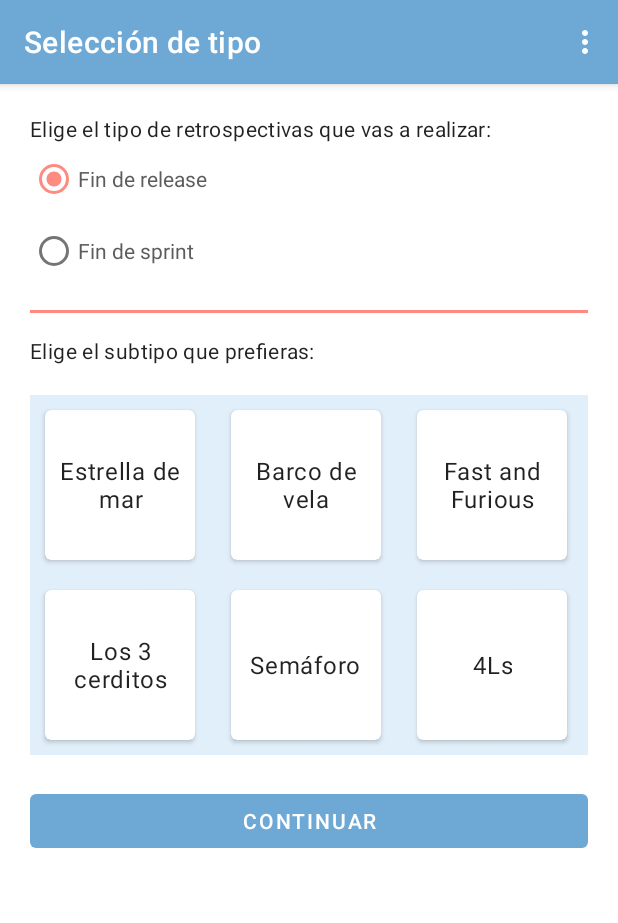
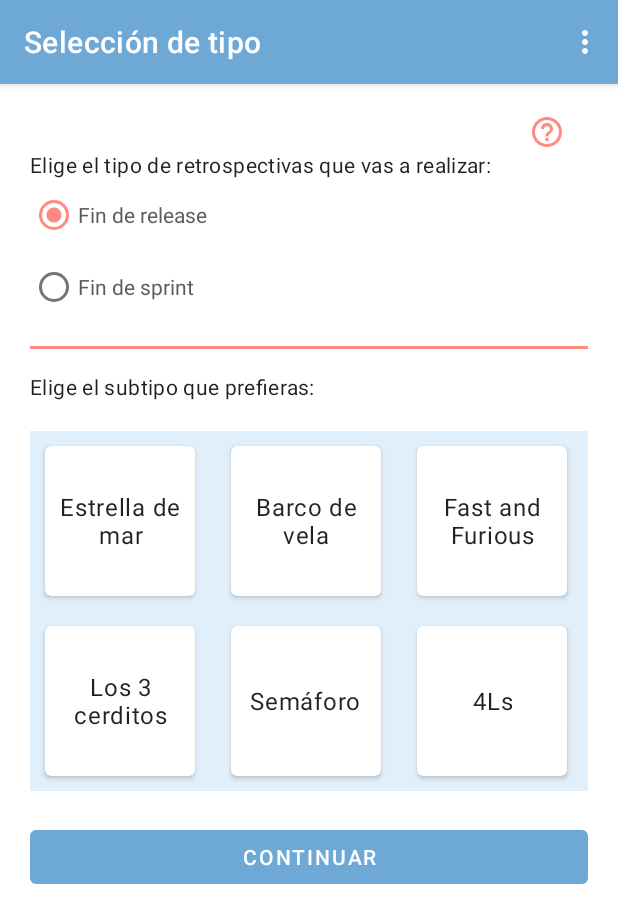
Before and after one commit to Albertocalib/RetroHub, an Android app: the MainFragment screen opened through its navigation route, after a tap on an icon or button, on a phone screen of 412 x 824 dp. Shown: the top 923 px of the screen. Run offline under Robolectric (Android 15) with nearby library versions, the phone set to English and light mode, and no system bars; our stand-ins replace Room's generated code; Roboto replaces fonts that are not available here; 2 statements that could not run were skipped; 1 other tap on this screen came first.

Commit message:
add team carousel and help icons

```diff
--- a/app/src/main/java/com/example/retrohub/view/PersonalAreaFragment.kt
+++ b/app/src/main/java/com/example/retrohub/view/PersonalAreaFragment.kt
@@ -13,6 +13,7 @@ import com.example.retrohub.extensions.toLowerCaseLocale
 import com.example.retrohub.model_view.PersonalAreaViewModel
 import com.example.retrohub.model_view.UserDataViewModel
 import com.example.retrohub.view.mobile.Retro
+import com.example.retrohub.view.mobile.RetroSubTypes
 import com.example.retrohub.view.mobile.User
 import kotlinx.android.synthetic.main.fragment_personal_area_view.*
 import org.koin.android.ext.android.inject
@@ -49,10 +50,11 @@ class PersonalAreaFragment : MainActivity.RetroHubFragment(R.layout.fragment_per
                 Toast.makeText(requireContext(),R.string.commingSoon,Toast.LENGTH_SHORT).show()
             }
         } else {
-            best_retro_name.text = list.groupingBy { it.subtype }
+            val subtype = list.groupingBy { it.subtype }
                 .eachCount()
                 .maxByOrNull { it.value }
-                ?.key
+                ?.key ?: ""
+            best_retro_name.text = getString(RetroSubTypes.valueOf(subtype).res)
         }
         loading_view.isVisible = false
     }
--- a/app/src/main/java/com/example/retrohub/view/RegisterFragment.kt
+++ b/app/src/main/java/com/example/retrohub/view/RegisterFragment.kt
@@ -66,7 +66,7 @@ class RegisterFragment : MainActivity.RetroHubFragment(R.layout.fragment_registe
             validText(name_input) { true }.also { validated = it != "" },
             validText(lastname_input) { true }.also { validated = it != "" },
             validText(user_name_input) { true }.also { validated = it != "" },
-            false,
+            yes_option.isChecked,
             validText(document_input, pattern = ::isDocumentValid).also { validated = it != "" },
             getString(if (nie_option.isChecked) R.string.nie else R.string.nif).also { validated = it != "" },
             validText(password_input) { true }.also { validated = it != "" },
--- a/app/src/main/java/com/example/retrohub/view/SelectionTypeFragment.kt
+++ b/app/src/main/java/com/example/retrohub/view/SelectionTypeFragment.kt
@@ -18,7 +18,10 @@ import com.example.retrohub.model_view.PersistedRetroViewModel
 import com.example.retrohub.model_view.State
 import com.example.retrohub.view.mobile.RetroSubTypes
 import com.example.retrohub.view.mobile.RetroType
+import kotlinx.android.synthetic.main.fragment_empty_view.*
 import kotlinx.android.synthetic.main.fragment_selection_type.*
+import kotlinx.android.synthetic.main.fragment_selection_type.help_icon
+import kotlinx.android.synthetic.main.fragment_selection_type.loading_view
 import kotlinx.android.synthetic.main.view_card_type.view.*
 import org.koin.android.ext.android.inject
 
@@ -43,6 +46,9 @@ class SelectionTypeFragment : MainActivity.RetroHubFragment(R.layout.fragment_se
         }
         viewModel.state.observe(viewLifecycleOwner, ::setState)
         next_step.setOnClickListener { viewModel.saveRetro(typeSelected.title,subtypeSelected.title) }
+        help_icon.setOnClickListener {
+            showDialog(R.string.title_help, R.string.message_help_type_view, R.string.accept_button) {}
+        }
     }
 
     private fun setState(state: State){
--- a/app/src/main/java/com/example/retrohub/view/TitleRetroFragment.kt
+++ b/app/src/main/java/com/example/retrohub/view/TitleRetroFragment.kt
@@ -18,8 +18,10 @@ import com.example.retrohub.model_view.PersistedViewModel
 import com.example.retrohub.model_view.State
 import com.example.retrohub.model_view.TeamViewModel
 import com.example.retrohub.view.mobile.Team
+import kotlinx.android.synthetic.main.fragment_selection_type.*
 import kotlinx.android.synthetic.main.fragment_selection_type.next_step
 import kotlinx.android.synthetic.main.fragment_title.*
+import kotlinx.android.synthetic.main.fragment_title.help_icon
 import kotlinx.android.synthetic.main.view_card_type.view.*
 import org.koin.android.ext.android.inject
 
@@ -38,6 +40,10 @@ class TitleRetroFragment : MainActivity.RetroHubFragment(R.layout.fragment_title
 
     override fun onViewCreated(view: View, savedInstanceState: Bundle?) {
         super.onViewCreated(view, savedInstanceState)
+        help_icon.setOnClickListener {
+            showDialog(R.string.title_help, R.string.message_help_title_view, R.string.accept_button) {}
+        }
+
         persistedUserViewModel.isScrumMaster().observe(viewLifecycleOwner) {
             teams_view.isVisible = false
             if(it.second) {
--- a/app/src/main/res/layout/fragment_personal_area_view.xml
+++ b/app/src/main/res/layout/fragment_personal_area_view.xml
@@ -292,8 +292,10 @@
             android:layout_height="wrap_content"
             android:fontFamily="@font/catamaran_medium"
             android:paddingTop="@dimen/m_margin"
-            android:text="@string/empty_message"
+            android:text="@string/empty_message_months"
             android:textSize="@dimen/m_text_size"
+            android:paddingStart="@dimen/m_margin"
+            android:paddingEnd="@dimen/m_margin"
             app:layout_constraintEnd_toEndOf="@+id/icon_empty_box"
             app:layout_constraintStart_toStartOf="@+id/icon_empty_box"
             app:layout_constraintTop_toBottomOf="@+id/icon_empty_box" />
--- a/app/src/main/res/layout/fragment_selection_type.xml
+++ b/app/src/main/res/layout/fragment_selection_type.xml
@@ -1,11 +1,21 @@
 <?xml version="1.0" encoding="utf-8"?>
 <LinearLayout xmlns:android="http://schemas.android.com/apk/res/android"
+    xmlns:app="http://schemas.android.com/apk/res-auto"
     android:id="@+id/fragment_container_selection_type"
     android:layout_width="match_parent"
     android:padding="@dimen/l_margin"
     android:background="@color/white"
     android:layout_height="match_parent"
     android:orientation="vertical">
+
+    <ImageView
+        android:id="@+id/help_icon"
+        android:layout_width="wrap_content"
+        android:layout_height="wrap_content"
+        android:layout_gravity="end"
+        android:tint="@color/colorAccent"
+        android:layout_marginEnd="@dimen/m_margin"
+        app:srcCompat="@drawable/ic_help" />
 
     <TextView
         android:id="@+id/label_type"
--- a/app/src/main/res/values/strings.xml
+++ b/app/src/main/res/values/strings.xml
@@ -4,6 +4,7 @@
     <string name="commingSoon">Próximamente</string>
     <string name="work_in_progress">Estamos trabajando en ello</string>
     <string name="empty_message">¡Ups! Parece que aún no tienes nada.</string>
+    <string name="empty_message_months">¡Ups! Parece que no tienes nada en los últimos dos meses.</string>
 
     <!-- Default values -->
     <string name="large_text">La Torralba, que lo supo, se fue tras él y seguíale a pie y descalza desde lejos, con un bordón en la mano y con unas alforjas al cuello, donde llevaba, según es fama, un pedazo de espejo y otro de un peine y no sé qué botecillo de mudas para la cara; mas llevase lo que llevase, que yo no me quiero meter ahora en averiguallo, solo diré que dicen que el pastor llegó con su ganado a pasar el río Guadiana, y en aquella sazón iba crecido y casi fuera de madre, y por la parte que llegó no había barca ni barco, ni quien le pasase a él ni a su ganado de la otra parte, de lo que se congojó mucho porque veía que la Torralba venía ya muy cerca y le había de dar mucha pesadumbre con sus ruegos y lágrimas; mas tanto anduvo mirando, que vio un pescador que tenía junto a sí un barco, tan pequeño, que solamente podían caber en él una persona y una cabra; y, con todo esto, le habló y concertó con él que le pasase a él y a trecientas cabras que llevaba. Entró el pescador en el barco y pasó una cabra; volvió y pasó otra; tornó a volver y tornó a pasar otra.» </string>
@@ -29,6 +30,7 @@
     <string name="name">Nombre</string>
     <string name="lastname">Apellidos</string>
     <string name="select_document_type">Selecciona el tipo de documento</string>
+    <string name="scrum_master_question">¿Eres Scrum Master?</string>
     <string name="nie">NIE</string>
     <string name="nif">NIF</string>
     <string name="document_number">Número de documento</string>
@@ -80,6 +82,8 @@
     <string name="fourl">4Ls</string>
     <string name="fast_and_furious">Fast and Furious</string>
     <string name="next_step">Continuar</string>
+    <string name="message_help_type_view">En esta pantalla puedes seleccionar el tipo de retrospectiva pulsando uno de los radio button que hay en la pantalla, solo se podrá seleccionar uno de ellos. \n \n Para la selección de subtipo se tendrá que pulsar el subtipo deseado. Cuando sea seleccionado el subtipo este se marcará con un icono de un check. \n \n Para continuar con el siguiente paso de la pantalla debe pulsar el botón azul que pone "Continuar".</string>
+
     <!-- Title screen -->
     <string name="title_view">¿Cómo quieres llamar a tu retrospectiva?</string>
     <string name="title_view_toolbar">Título</string>
@@ -87,6 +91,8 @@
     <string name="empty_error_message">El título de la retrospectiva no puede estar vacío</string>
     <string name="add_user">Añadir</string>
     <string name="add_user_title">Añade a los miembros de un equipo</string>
+    <string name="message_help_title_view">En esta pantalla deberás indicar el título que le quieras dar a la retrospectiva escriéndolo en la caja de texto que hay al inicio de la pantalla. \n \n Para pasar a la siguiente pantalla pulse el botón "Continuar".</string>
+
     <!--Fill list info -->
     <string name="retro_card_description">Descripción</string>
     <string name="retro_field">Sección</string>
@@ -99,7 +105,7 @@
 
     <!-- Main view -->
     <string name="title_help">Ayuda</string>
-    <string name="message_help">Esta es la pantalla principal de la aplicación, está compuesta de las siguientes partes:\n - Carrusel de retrospectivas: muestra las distintas retrospectivas que has realizado en la aplicación. \n - Acceso directo a la creación de retrospectivas: Es el botón que se encuentra en la esquina inferior derecha. - Menú: se encuentra en la esquina superior derecha, tiene varios accesos a las distintas zonas de la aplicación.</string>
+    <string name="message_help">Esta es la pantalla principal de la aplicación, está compuesta de las siguientes partes:\n \n \t - Carrusel de retrospectivas: muestra las distintas retrospectivas que has realizado en la aplicación. \n \t - Acceso directo a la creación de retrospectivas: Es el botón que se encuentra en la esquina inferior derecha. \n \t - Menú: se encuentra en la esquina superior derecha, tiene varios accesos a las distintas zonas de la aplicación.</string>
     <string name="add_team">Añadir equipo</string>
     <string name="author_retro">"Autor/a: "</string>
 
```
Also changed, not shown: app/src/main/java/com/example/retrohub/view/MainFragment.kt (+23 -5 lines), app/src/main/res/layout/fragment_empty_view.xml (+11 -0 lines), app/src/main/res/layout/fragment_register_view.xml (+37 -0 lines), app/src/main/res/layout/fragment_title.xml (+11 -0 lines).
